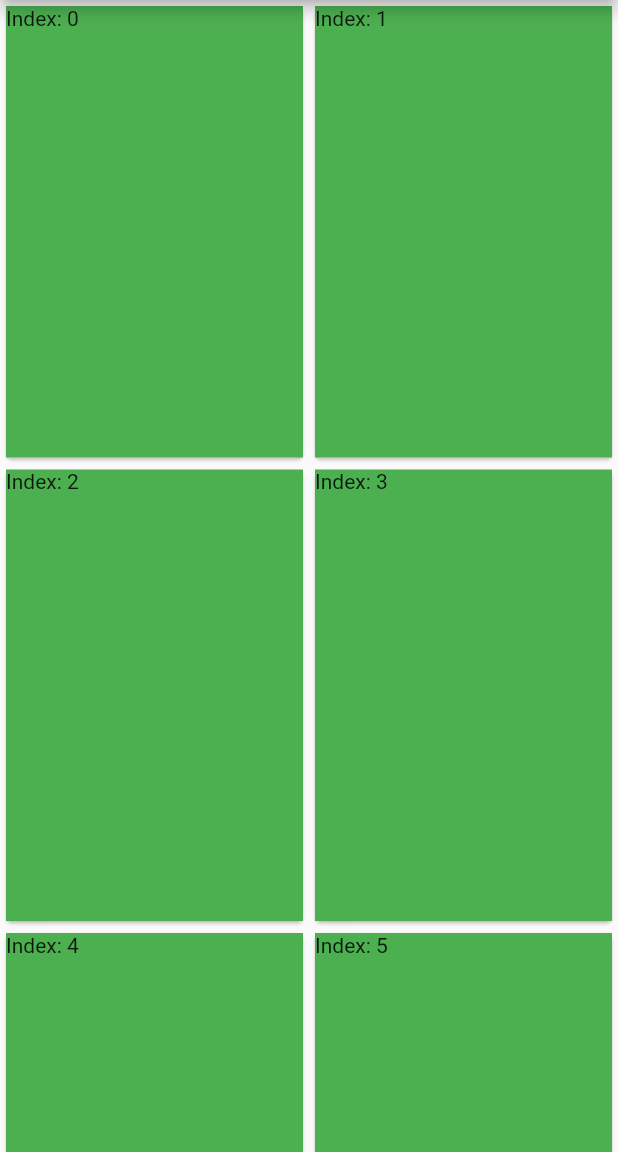
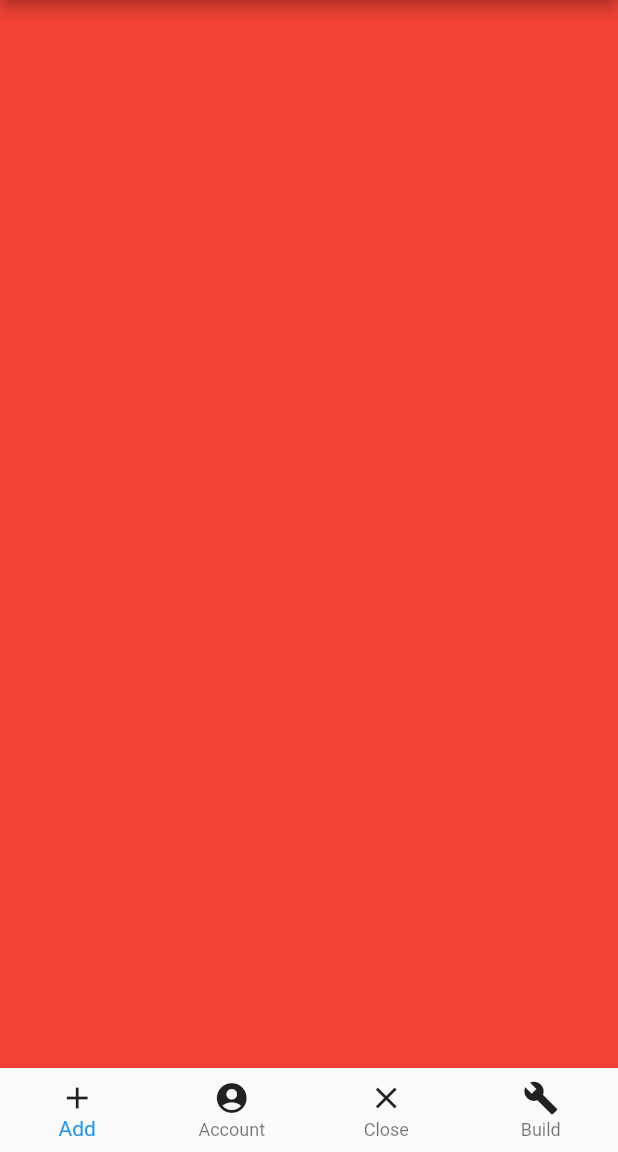
Before and after one commit to timmy61109/Interview-flutter-implement, a Flutter app: the screen it shows after launch, on a phone screen of 412 x 824 dp, the part 84-1236 px from its top. Run offline on Flutter 3.47's test engine with Material 2 defaults, Android fonts, the phone set to English and light mode, and no system bars.

Commit message:
此提交將加入有底下按鍵與可以切換顏色與畫面
修改項目:

模組:

議題

```diff
--- a/lib/main.dart
+++ b/lib/main.dart
@@ -8,7 +8,7 @@ import 'dart:math';
 import 'package:flutter/rendering.dart';
 
 void main() => runApp(MaterialApp(
-    home: new GridViewHomePage(),
+    home: new ButtomNavigationBarHomePage(),
 ));
 
 class HomePage extends StatelessWidget{
@@ -243,3 +243,68 @@ class GridViewBuilderHomePage extends StatelessWidget{
     );
   }
 }
+
+class ButtomNavigationBarHomePage extends StatefulWidget{
+  @override
+  _ButtomNavigationBarHomePageState createState() => _ButtomNavigationBarHomePageState();
+}
+
+class _ButtomNavigationBarHomePageState extends State<ButtomNavigationBarHomePage>{
+  int index = 0;
+  List<Widget> pages = [
+    Container(color: Colors.red),
+    Container(color: Colors.blue),
+    Container(color: Colors.green),
+    Container(color: Colors.orange),
+  ];
+  @override
+  Widget build(BuildContext context) {
+    return Scaffold(
+      appBar: new AppBar(
+        title: Text('MyApp Demo'),
+      ) ,
+      bottomNavigationBar: BottomNavigationBar(
+        type: BottomNavigationBarType.fixed,
+        currentIndex: index,
+        onTap: (int idx) {
+          setState(
+            () {
+              index = idx;
+            }
+          );
+        },
+        items: [
+          BottomNavigationBarItem(
+            icon: Icon(
+              Icons.add,
+              color: Colors.black87,
+            ),
+            label: 'Add'
+          ),
+          BottomNavigationBarItem(
+            icon: Icon(
+              Icons.account_circle,
+              color: Colors.black87,
+            ),
+            label: 'Account'
+          ),
+          BottomNavigationBarItem(
+            icon: Icon(
+              Icons.close,
+              color: Colors.black87,
+            ),
+            label: 'Close'
+          ),
+          BottomNavigationBarItem(
+            icon: Icon(
+              Icons.build,
+              color: Colors.black87,
+            ),
+            label: 'Build'
+          ),
+        ]
+      ),
+      body: pages[index],
+    );
+  }
+}
```
